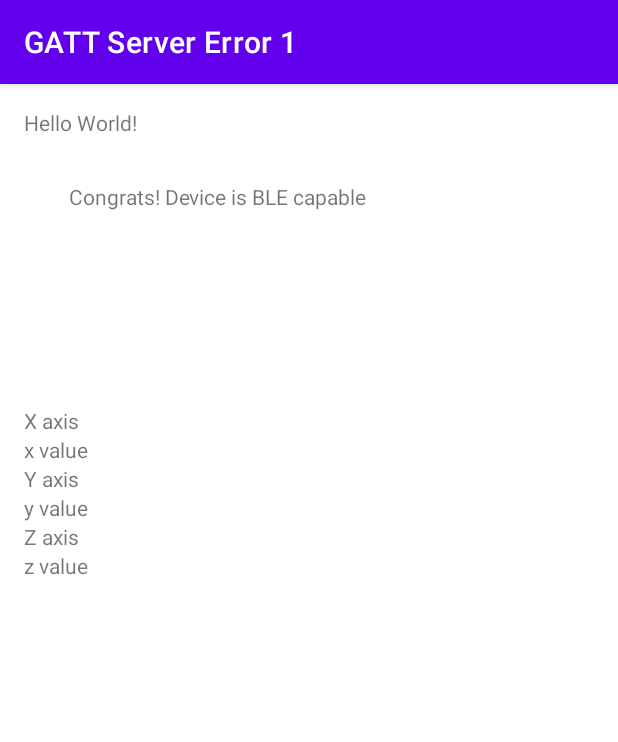
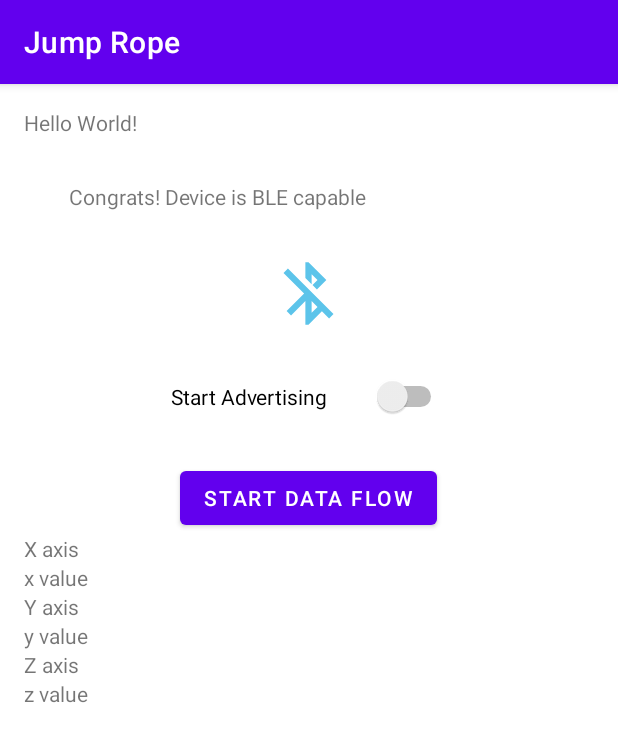
Before and after one commit to faberc/ece-540_wi21_fnl-project, an Android app: the GameplayActivity screen opened directly, with no data from a screen before it, on a phone screen of 412 x 824 dp. Shown: the top 742 px of the screen. Run offline under Robolectric (Android 15) with nearby library versions, the phone set to English and light mode, and no system bars.

Commit message:
Added switch and button for advertising and sending of data

```diff
--- a/software/AndroidApp/app/src/main/java/ece558/bthornhill/edu/jumprope/GameplayActivity.java
+++ b/software/AndroidApp/app/src/main/java/ece558/bthornhill/edu/jumprope/GameplayActivity.java
@@ -25,8 +25,12 @@ import android.os.Handler;
 import android.os.Looper;
 import android.os.ParcelUuid;
 import android.util.Log;
+import android.view.View;
 import android.widget.ArrayAdapter;
+import android.widget.Button;
+import android.widget.CompoundButton;
 import android.widget.ImageView;
+import android.widget.Switch;
 import android.widget.TextView;
 import android.widget.Toast;
 
@@ -63,6 +67,12 @@ public class GameplayActivity extends AppCompatActivity implements SensorEventLi
     private SensorManager sensorManager;
     private Sensor sensor;
 
+    private Switch madvertiseswitch;
+    private Button msenddatabtn;
+
+    private boolean ifadvertise = false;
+    private boolean ifsenddata = false;
+
 
     @Override
     protected void onCreate(Bundle savedInstanceState) {
@@ -88,6 +98,12 @@ public class GameplayActivity extends AppCompatActivity implements SensorEventLi
         sensorManager = (SensorManager) getSystemService(Context.SENSOR_SERVICE);
         sensor = sensorManager.getDefaultSensor(Sensor.TYPE_LINEAR_ACCELERATION);
 
+        //Other initialization
+        madvertiseswitch = findViewById(R.id.advertise_switch);
+        madvertiseswitch.setOnCheckedChangeListener(SwitchListener);
+        msenddatabtn = findViewById(R.id.send_data_button);
+        msenddatabtn.setOnClickListener(ButtonListener);
+
     }
 
     @Override
@@ -106,7 +122,7 @@ public class GameplayActivity extends AppCompatActivity implements SensorEventLi
         // Set image according to bluetooth status (on/off)
         // Having issues with Android studio letting me add clip art images
         if ( mBluetoothAdapter == null || !mBluetoothAdapter.isEnabled()){
-            //mBlueImage.setImageResource(R.drawable.blueoff);
+            mBlueImage.setImageResource(R.drawable.blue_off);
             //Bluetooth is available on the device and it is not enabled, enable it
             Toast.makeText(getApplicationContext(), "Turning On Bluetooth", Toast.LENGTH_SHORT).show();
             Intent i = new Intent((BluetoothAdapter.ACTION_REQUEST_ENABLE));
@@ -114,7 +130,7 @@ public class GameplayActivity extends AppCompatActivity implements SensorEventLi
 
         }
         else {
-            //mBlueImage.setImageResource(R.drawable.blue_on);
+            mBlueImage.setImageResource(R.drawable.blue_on);
 
         }
 
@@ -122,7 +138,7 @@ public class GameplayActivity extends AppCompatActivity implements SensorEventLi
         mGattServer = mBluetoothManager.openGattServer(this, mGattServerCallback);
 
         initServer();
-        startAdvertising();
+        //startAdvertising();
 
     }
 
@@ -133,6 +149,29 @@ public class GameplayActivity extends AppCompatActivity implements SensorEventLi
         shutdownServer();
         sensorManager.unregisterListener(this);
     }
+
+    View.OnClickListener ButtonListener = new View.OnClickListener() {
+        @Override
+        public void onClick(View v) {
+            Intent i = new Intent(GameplayActivity.this, GameplayActivity.class);
+
+            switch (v.getId()){
+                case R.id.send_data_button:
+                    ifsenddata = true;
+                    break;
+            }
+
+        }
+    };
+
+    CompoundButton.OnCheckedChangeListener SwitchListener = (buttonView, isChecked) -> {
+        if (isChecked){
+            startAdvertising();
+        }
+        else {
+            stopAdvertising();
+        }
+    };
 
     /*
      * Create the GATT server instance, attaching all services and
@@ -324,10 +363,11 @@ public class GameplayActivity extends AppCompatActivity implements SensorEventLi
 
         // If we send raw data over bluetooth
         raw_data = event.values[0] + event.values[1] + event.values[2];
-        // I think this is how to send the data but I am not sure
-        setStoredValue(raw_data);
-        notifyConnectedDevices();
 
+        if (ifsenddata) {
+            setStoredValue(raw_data);
+            notifyConnectedDevices();
+        }
     }
 
     @Override
--- a/software/AndroidApp/app/src/main/res/layout/activity_gameplay.xml
+++ b/software/AndroidApp/app/src/main/res/layout/activity_gameplay.xml
@@ -20,8 +20,27 @@
 
     <ImageView
         android:id="@+id/bluetoothIcon"
-        android:layout_width="100dp"
-        android:layout_height="100dp"/>
+        android:layout_width="50dp"
+        android:layout_height="50dp"
+        android:layout_gravity="center"/>
+
+
+    <Switch
+        android:id="@+id/advertise_switch"
+        android:layout_width="wrap_content"
+        android:layout_height="wrap_content"
+        android:layout_gravity="center"
+        android:text="Start Advertising"
+        android:layout_margin="30dp"
+        android:switchPadding="30dp"
+        android:switchMinWidth="50dp"/>
+
+    <Button
+        android:id="@+id/send_data_button"
+        android:layout_width="wrap_content"
+        android:layout_height="wrap_content"
+        android:layout_gravity="center"
+        android:text="Start Data Flow"/>
 
     <TextView
         android:id="@+id/xtext"
```
